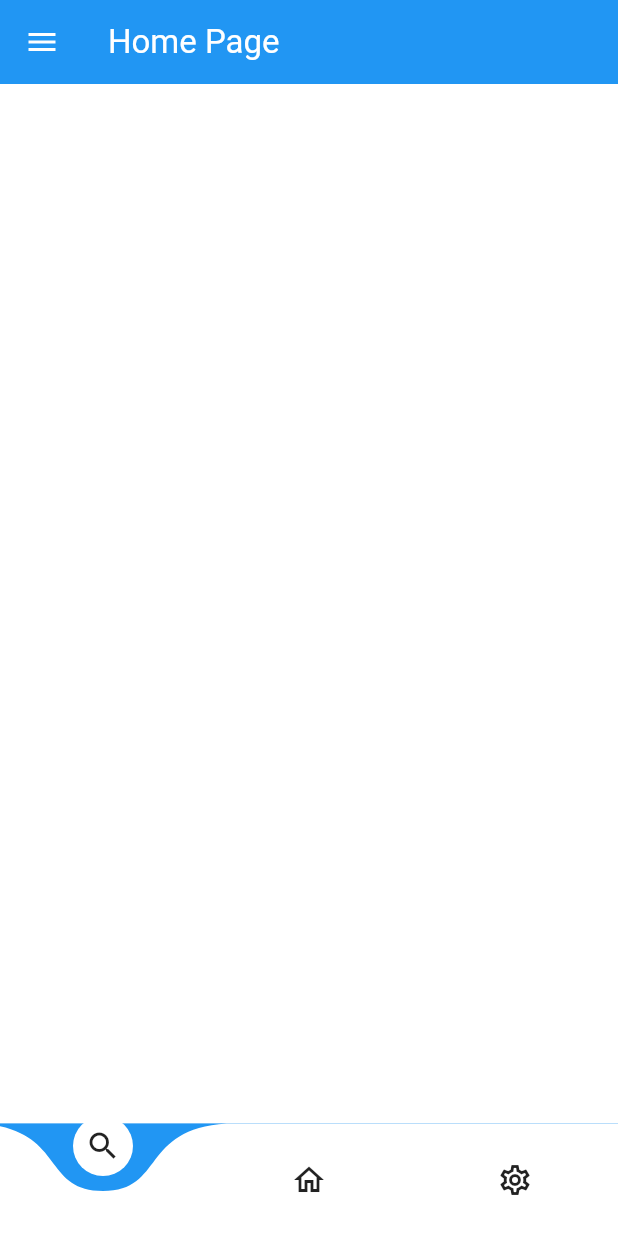
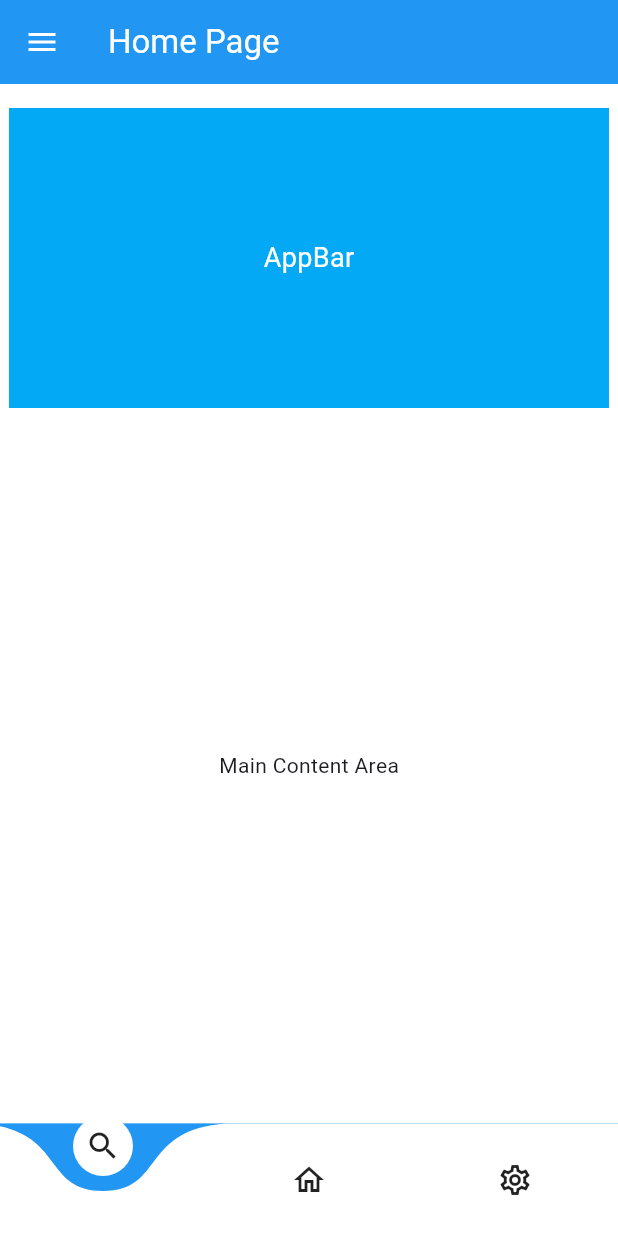
Before and after one commit to DipakSingh0/Major, a Flutter app: the screen it shows after launch, on a phone screen of 412 x 824 dp. Run offline on Flutter 3.47's test engine with Material 3 defaults, Android fonts, the phone set to English and light mode, and no system bars; drawn by our look-alikes of curved_navigation_bar; our stand-ins replace smooth_page_indicator.

Commit message:
edited homepage

```diff
--- a/lib/insideapp/home_page.dart
+++ b/lib/insideapp/home_page.dart
@@ -1,7 +1,5 @@
 import 'package:curved_navigation_bar/curved_navigation_bar.dart';
 import 'package:flutter/material.dart';
-import 'package:flutter/widgets.dart';
-import 'package:blurrycontainer/blurrycontainer.dart';
 import 'package:projet/widgets/theme_widget.dart';
 
 class HomePage extends StatefulWidget {
@@ -149,26 +147,46 @@ class _HomePageState extends State<HomePage>
       ),
     );
 
-    var myChild = Container(color: Theme.of(context).scaffoldBackgroundColor);
+    var myChild = Container(
+      color: Theme.of(context).scaffoldBackgroundColor,
+      child: Column(
+        children: [
+          Container(
+            height: 200,
+            width: 400,
+            color: Colors.lightBlue,
+            margin: const EdgeInsets.only(top: 16.0),
+            child: Center(
+              child: Text(
+                'AppBar',
+                style: TextStyle(
+                  color: Colors.white,
+                  fontSize: 18,
+                ),
+              ),
+            ),
+          ),
+          Expanded(
+            child: Center(
+              child: Text('Main Content Area'),
+            ),
+          ),
+        ],
+      ),
+    );
 
     return Scaffold(
       bottomNavigationBar: CurvedNavigationBar(
         backgroundColor:
             Theme.of(context).bottomNavigationBarTheme.backgroundColor!,
-        animationDuration: Duration(milliseconds: 300),
+        animationDuration: const Duration(milliseconds: 300),
         onTap: (index) {
           print(index);
         },
         items: const [
-          Icon(
-            Icons.search_outlined,
-          ),
-          Icon(
-            Icons.home_outlined,
-          ),
-          Icon(
-            Icons.settings_outlined,
-          ),
+          Icon(Icons.search_outlined),
+          Icon(Icons.home_outlined),
+          Icon(Icons.settings_outlined),
         ],
       ),
       appBar: AppBar(
@@ -182,7 +200,6 @@ class _HomePageState extends State<HomePage>
         ),
       ),
       body: AnimatedBuilder(
-
         animation: _animationController,
         builder: (context, _) {
           double slide = maxSlide * _animationController.value;
@@ -198,37 +215,10 @@ class _HomePageState extends State<HomePage>
                 alignment: Alignment.centerLeft,
                 child: myChild,
               ),
-
-
-              // _BlurryContainer(),
-
-
-
             ],
           );
         },
       ),
     );
   }
-
-  Widget _BlurryContainer() {
-    return Center(
-      child: BlurryContainer(
-        // color: Colors.lightBlue,
-        shadowColor: Colors.blue,
-        child: IconButton(
-          icon: Icon(Icons.person, size: 60),
-          onPressed: () {},
-        ),
-        blur: 5,
-        width: 400,
-        height: 200,
-        elevation: 0,
-
-        color: Colors.transparent,
-        padding: const EdgeInsets.all(8),
-        borderRadius: const BorderRadius.all(Radius.circular(20)),
-      ),
-    );
-  }
 }
```
